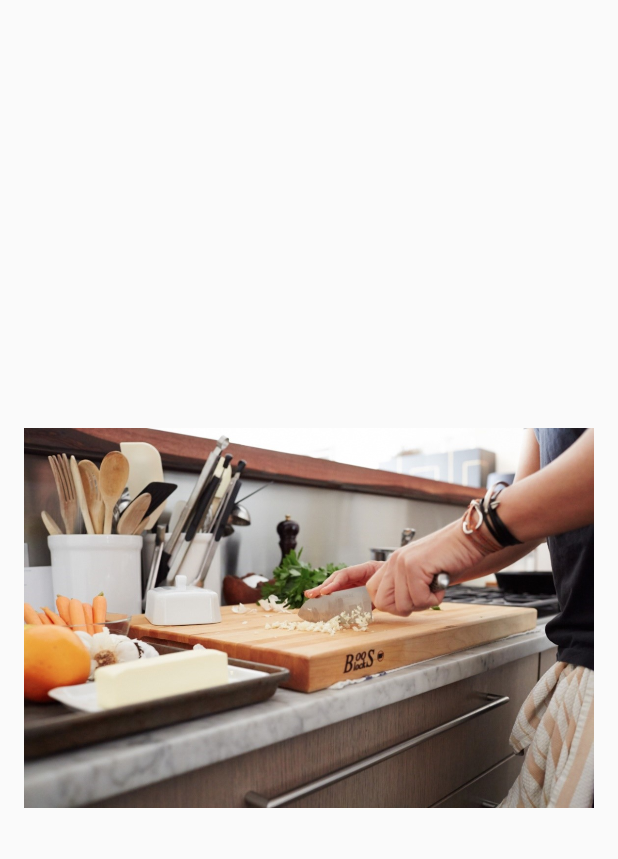
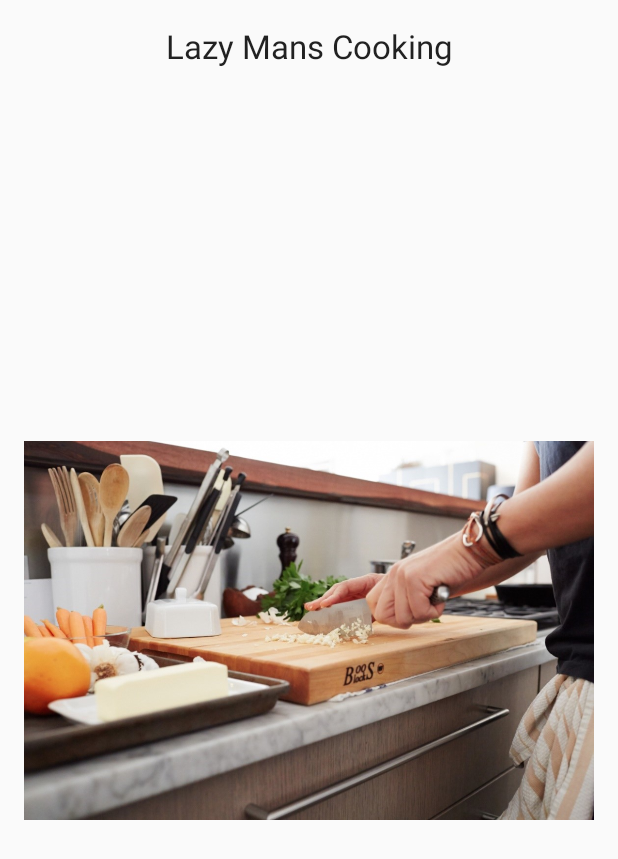
Before and after one commit to Bodhie/LazyMansCooking, an Android app: the Splash screen opened directly, with no data from a screen before it, on a phone screen of 412 x 824 dp. Shown: the top 859 px of the screen. Run offline under Robolectric (Android 15) with nearby library versions, the phone set to English and light mode, and no system bars.

Commit message:
Hamburger menu

```diff
--- a/LazyMansCooking/app/build.gradle
+++ b/LazyMansCooking/app/build.gradle
@@ -23,4 +23,5 @@ dependencies {
     compile fileTree(dir: 'libs', include: ['*.jar'])
     testCompile 'junit:junit:4.12'
     compile 'com.android.support:appcompat-v7:23.1.1'
+    compile 'com.android.support:design:23.1.1'
 }
--- a/LazyMansCooking/app/src/main/AndroidManifest.xml
+++ b/LazyMansCooking/app/src/main/AndroidManifest.xml
@@ -10,7 +10,8 @@
         android:theme="@style/AppTheme" >
         <activity
             android:name=".MainActivity"
-            android:label="@string/app_name">
+            android:label="@string/app_name"
+            android:theme="@style/AppTheme.NoActionBar" >
             <intent-filter>
                 <action android:name="com.example.stefan.dialer.MainActivity" />
 
--- a/LazyMansCooking/app/src/main/java/com/group10/lazymanscooking/Splash.java
+++ b/LazyMansCooking/app/src/main/java/com/group10/lazymanscooking/Splash.java
@@ -21,6 +21,6 @@ public class Splash extends Activity {
                 startActivity(new Intent(Splash.this, MainActivity.class));
                 finish();
             }
-        }, secondsDelayed * 4000);
+        }, secondsDelayed * 2000);
     }
 }
--- a/LazyMansCooking/app/src/main/res/layout/splash.xml
+++ b/LazyMansCooking/app/src/main/res/layout/splash.xml
@@ -4,16 +4,27 @@
     android:layout_height="match_parent" android:paddingLeft="@dimen/activity_horizontal_margin"
     android:paddingRight="@dimen/activity_horizontal_margin"
     android:paddingTop="@dimen/activity_vertical_margin"
-    android:paddingBottom="@dimen/activity_vertical_margin" tools:context=".MainActivity">
+    android:paddingBottom="@dimen/activity_vertical_margin" tools:context=".MainActivity" >
 
     <ImageView
         android:layout_width="wrap_content"
         android:layout_height="wrap_content"
         android:id="@+id/splashImage"
-        android:layout_alignParentTop="true"
         android:layout_alignParentLeft="true"
         android:layout_alignParentStart="true"
         android:layout_alignParentBottom="true"
         android:layout_alignParentRight="true"
         android:layout_alignParentEnd="true" />
+
+    <TextView
+        android:layout_width="wrap_content"
+        android:layout_height="wrap_content"
+        android:textAppearance="?android:attr/textAppearanceLarge"
+        android:text="Lazy Mans Cooking"
+        android:id="@+id/txtName"
+        android:gravity="center"
+        android:layout_alignParentRight="true"
+        android:layout_alignParentEnd="true"
+        android:layout_alignParentLeft="true"
+        android:layout_alignParentStart="true" />
 </RelativeLayout>
--- /dev/null
+++ b/LazyMansCooking/app/src/main/res/menu/activity_main_drawer.xml
@@ -0,0 +1,5 @@
+<menu xmlns:android="http://schemas.android.com/apk/res/android">
+        <item android:id="@+id/nav_overview" android:title="Overview" />
+        <item android:id="@+id/nav_add_recipe" android:title="Add recipe" />
+        <item android:id="@+id/nav_search_recipe" android:title="Search for recipe" />
+</menu>
--- /dev/null
+++ b/LazyMansCooking/app/src/main/res/menu/main.xml
@@ -0,0 +1,6 @@
+<menu xmlns:android="http://schemas.android.com/apk/res/android"
+    xmlns:app="http://schemas.android.com/apk/res-auto"
+    xmlns:tools="http://schemas.android.com/tools" tools:context=".MainActivity">
+    <item android:id="@+id/action_settings" android:title="@string/action_settings"
+        android:orderInCategory="100" app:showAsAction="never" />
+</menu>
--- /dev/null
+++ b/LazyMansCooking/app/src/main/res/values-v21/styles.xml
@@ -0,0 +1,8 @@
+<resources>>
+    <style name="AppTheme.NoActionBar">
+        <item name="windowActionBar">false</item>
+        <item name="windowNoTitle">true</item>
+        <item name="android:windowDrawsSystemBarBackgrounds">true</item>
+        <item name="android:statusBarColor">@android:color/transparent</item>
+    </style>
+</resources>
--- a/LazyMansCooking/app/src/main/res/values/dimens.xml
+++ b/LazyMansCooking/app/src/main/res/values/dimens.xml
@@ -1,5 +1,9 @@
 <resources>
+    <!-- Default screen margins, per the Android Design guidelines. -->
+    <dimen name="nav_header_vertical_spacing">16dp</dimen>
+    <dimen name="nav_header_height">160dp</dimen>
     <!-- Default screen margins, per the Android Design guidelines. -->
     <dimen name="activity_horizontal_margin">16dp</dimen>
     <dimen name="activity_vertical_margin">16dp</dimen>
+    <dimen name="fab_margin">16dp</dimen>
 </resources>
--- a/LazyMansCooking/app/src/main/res/values/styles.xml
+++ b/LazyMansCooking/app/src/main/res/values/styles.xml
@@ -7,5 +7,11 @@
         <item name="colorPrimaryDark">@color/colorPrimaryDark</item>
         <item name="colorAccent">@color/colorAccent</item>
     </style>
+    <style name="AppTheme.NoActionBar">
+        <item name="windowActionBar">false</item>
+        <item name="windowNoTitle">true</item>
+    </style>
+    <style name="AppTheme.AppBarOverlay" parent="ThemeOverlay.AppCompat.Dark.ActionBar" />
+    <style name="AppTheme.PopupOverlay" parent="ThemeOverlay.AppCompat.Light" />
 
 </resources>
```
Also changed, not shown: LazyMansCooking/app/src/main/java/com/group10/lazymanscooking/MainActivity.java (+76 -2 lines), LazyMansCooking/app/src/main/res/layout/activity_main.xml (+14 -9 lines), LazyMansCooking/app/src/main/res/layout/app_bar_main.xml (added, +20 -0 lines), LazyMansCooking/app/src/main/res/layout/content_main.xml (added, +19 -0 lines), LazyMansCooking/app/src/main/res/layout/nav_header_main.xml (added, +12 -0 lines), LazyMansCooking/app/src/main/res/values/strings.xml (+6 -1 lines), 1 other file.
